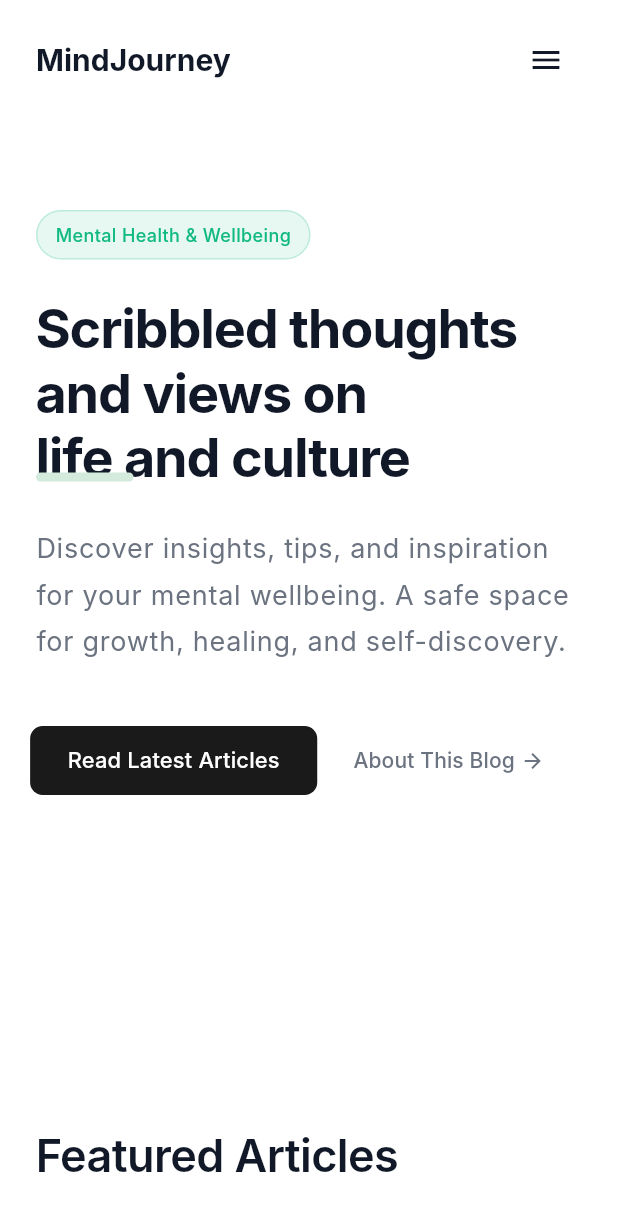
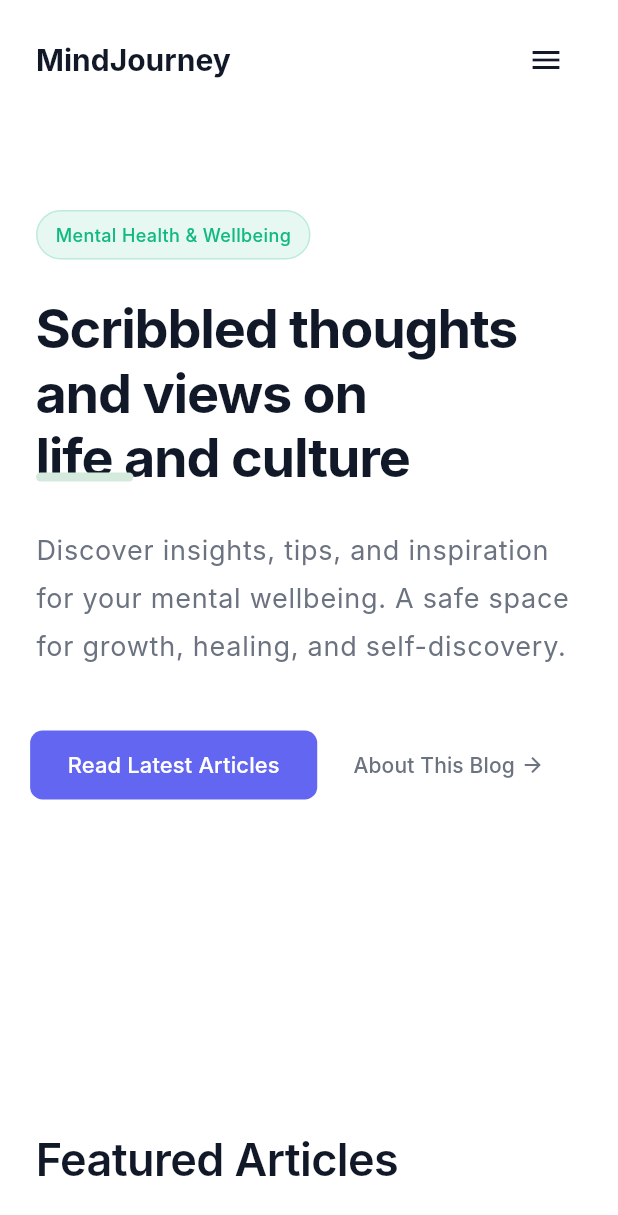
Before and after one commit to akshat2474/pages, a Flutter app: the NoterHomeScreen screen opened directly, on a phone screen of 412 x 824 dp. Shown: the top 1215 px of the screen. Run offline on Flutter 3.47's test engine with Material 3 defaults, Android fonts, the phone set to English and light mode, and no system bars; our stand-ins replace cached_network_image, flutter_markdown, image_picker, share_plus, shared_preferences, shimmer and 1 more; missing offline and left inert: markdown, postgrest; accounts and stored records are empty; Roboto replaces fonts that are missing (Inter).

```diff
--- a/lib/config/app_theme.dart
+++ b/lib/config/app_theme.dart
@@ -1,43 +1,24 @@
 import 'package:flutter/material.dart';
 
 class AppTheme {
-  static const Color lightPrimary = Color(
-    0xFF1A1A1A,
-  ); // Very dark gray for text
-  static const Color lightSecondary = Color(
-    0xFF6B7280,
-  ); // Muted gray for subtitles
-  static const Color lightAccent = Color(
-    0xFF10B981,
-  ); // Bright green for accents
-  static const Color lightBackground = Color(
-    0xFFFFFFFF,
-  ); // Pure white background
-  static const Color lightCard = Color(
-    0xFFFFFFFF,
-  ); // Cards blend with the background
+  static const Color primaryBrandColor = Color(0xFF6366F1);
+  static const Color lightPrimary = Color(0xFF1A1A1A);
+  static const Color lightSecondary = Color(0xFF6B7280);
+  static const Color lightAccent = Color(0xFF10B981);
+  static const Color lightBackground = Color(0xFFFFFFFF);
+  static const Color lightCard = Color(0xFFFFFFFF);
   static const Color lightText = Color(0xFF111827);
   static const Color lightTextSecondary = Color(0xFF6B7280);
-  static const Color lightBorder = Color(
-    0xFFE5E7EB,
-  ); // Lighter border for inputs
+  static const Color lightBorder = Color(0xFFE5E7EB);
 
-  static const Color darkPrimary = Color(0xFFFFFFFF); // White for primary text
-  static const Color darkSecondary = Color(
-    0xFFB3B3B3,
-  ); // Light gray for secondary text
-  static const Color darkAccent = Color(
-    0xFFFFFFFF,
-  ); // White for accents and buttons
-  static const Color darkBackground = Color(
-    0xFF000000,
-  ); // Pure black background
-  static const Color darkCard = Color(0xFF1A1A1A); // Very dark gray for cards
-  static const Color darkText = Color(0xFFFFFFFF); // Pure white for body text
-  static const Color darkTextSecondary = Color(
-    0xFFB3B3B3,
-  ); // Light gray for subtitles
-  static const Color darkBorder = Color(0xFF2A2A2A); // Subtle border for cards
+  static const Color darkPrimary = Color(0xFFFFFFFF);
+  static const Color darkSecondary = Color(0xFFB3B3B3);
+  static const Color darkAccent = Color(0xFFFFFFFF);
+  static const Color darkBackground = Color(0xFF000000);
+  static const Color darkCard = Color(0xFF1A1A1A);
+  static const Color darkText = Color(0xFFFFFFFF);
+  static const Color darkTextSecondary = Color(0xFFB3B3B3);
+  static const Color darkBorder = Color(0xFF2A2A2A);
 
   static ThemeData lightTheme = ThemeData(
     useMaterial3: true,
@@ -45,7 +26,7 @@ class AppTheme {
     brightness: Brightness.light,
 
     colorScheme: ColorScheme.light(
-      primary: lightPrimary,
+      primary: primaryBrandColor,
       secondary: lightAccent,
       surface: lightCard,
       background: lightBackground,
@@ -108,7 +89,7 @@ class AppTheme {
         fontSize: 16,
         fontWeight: FontWeight.w400,
         color: lightText,
-        height: 1.7,
+        height: 1.8,
       ),
       bodyMedium: TextStyle(
         fontSize: 14,
@@ -149,7 +130,7 @@ class AppTheme {
 
     elevatedButtonTheme: ElevatedButtonThemeData(
       style: ElevatedButton.styleFrom(
-        backgroundColor: lightPrimary,
+        backgroundColor: primaryBrandColor,
         foregroundColor: Colors.white,
         elevation: 0,
         shadowColor: Colors.transparent,
@@ -171,7 +152,7 @@ class AppTheme {
       ),
       focusedBorder: OutlineInputBorder(
         borderRadius: BorderRadius.circular(8),
-        borderSide: BorderSide(color: lightPrimary, width: 2),
+        borderSide: BorderSide(color: primaryBrandColor, width: 2),
       ),
       contentPadding: EdgeInsets.symmetric(horizontal: 16, vertical: 12),
     ),
@@ -183,7 +164,7 @@ class AppTheme {
     brightness: Brightness.dark,
 
     colorScheme: ColorScheme.dark(
-      primary: darkPrimary,
+      primary: primaryBrandColor,
       secondary: darkAccent,
       surface: darkCard,
       background: darkBackground,
@@ -246,7 +227,7 @@ class AppTheme {
         fontSize: 16,
         fontWeight: FontWeight.w400,
         color: darkText,
-        height: 1.7,
+        height: 1.8,
       ),
       bodyMedium: TextStyle(
         fontSize: 14,
@@ -287,8 +268,8 @@ class AppTheme {
 
     elevatedButtonTheme: ElevatedButtonThemeData(
       style: ElevatedButton.styleFrom(
-        backgroundColor: Colors.white,
-        foregroundColor: Colors.black,
+        backgroundColor: primaryBrandColor,
+        foregroundColor: Colors.white,
         elevation: 0,
         shadowColor: Colors.transparent,
         shape: RoundedRectangleBorder(borderRadius: BorderRadius.circular(8)),
@@ -309,7 +290,7 @@ class AppTheme {
       ),
       focusedBorder: OutlineInputBorder(
         borderRadius: BorderRadius.circular(8),
-        borderSide: BorderSide(color: darkAccent, width: 2),
+        borderSide: BorderSide(color: primaryBrandColor, width: 2),
       ),
       contentPadding: EdgeInsets.symmetric(horizontal: 16, vertical: 12),
     ),
--- a/lib/screens/blog/blog_home_screen.dart
+++ b/lib/screens/blog/blog_home_screen.dart
@@ -137,7 +137,7 @@ class BlogHomeScreenState extends State<BlogHomeScreen> {
                                         vertical: 4,
                                       ),
                                       decoration: BoxDecoration(
-                                        color: Colors.teal.withValues(alpha: .1),
+                                        color: Colors.teal.withOpacity(0.1),
                                         borderRadius: BorderRadius.circular(12),
                                       ),
                                       child: Text(
```
Also changed, not shown: lib/screens/blog/noter_home_screen.dart (+9 -9 lines), lib/screens/blog/post_detail_screen.dart (+29 -43 lines), lib/services/auth_service.dart (+20 -0 lines), lib/services/post_service.dart (+26 -3 lines), pubspec.lock.
